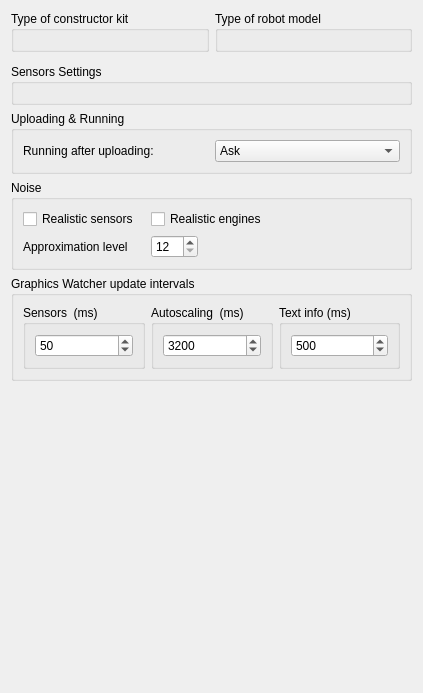
Before: the Qt Designer form plugins/robots/interpreters/interpreterCore/src/ui/robotsSettingsPage.ui in qreal/qreal, drawn with Qt 5.
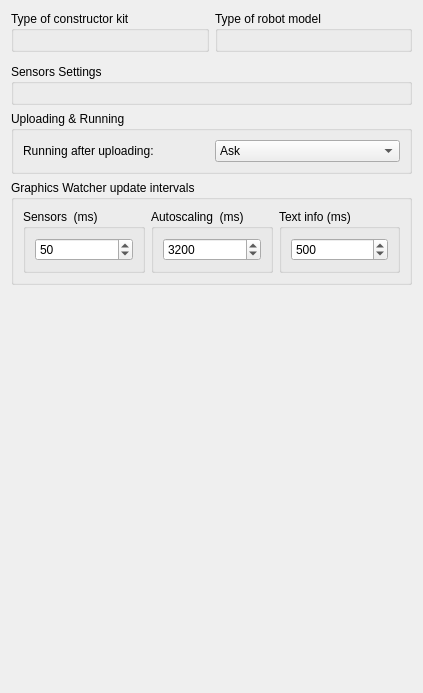
After: the same form once the commit is applied. Custom widgets are drawn as their Qt base class.

Commit message: Removed noise group from robot settings page

Patch:
```diff
--- a/plugins/robots/interpreters/interpreterCore/src/ui/robotsSettingsPage.ui
+++ b/plugins/robots/interpreters/interpreterCore/src/ui/robotsSettingsPage.ui
@@ -11,7 +11,7 @@
    </rect>
   </property>
   <layout class="QGridLayout" name="gridLayout">
-   <item row="6" column="0" colspan="2">
+   <item row="5" column="0" colspan="2">
     <widget class="QGroupBox" name="graphicsWatcherBox">
      <property name="sizePolicy">
       <sizepolicy hsizetype="Preferred" vsizetype="Preferred">
@@ -193,65 +193,7 @@
      </layout>
     </widget>
    </item>
-   <item row="5" column="0" colspan="2">
-    <widget class="QGroupBox" name="noiseSensorsGroupBox">
-     <property name="sizePolicy">
-      <sizepolicy hsizetype="Preferred" vsizetype="Preferred">
-       <horstretch>0</horstretch>
-       <verstretch>0</verstretch>
-      </sizepolicy>
-     </property>
-     <property name="title">
-      <string>Noise</string>
-     </property>
-     <layout class="QGridLayout" name="gridLayout_3">
-      <item row="0" column="1">
-       <widget class="QCheckBox" name="enableEnginesNoiseCheckBox">
-        <property name="text">
-         <string>Realistic engines</string>
-        </property>
-       </widget>
-      </item>
-      <item row="1" column="0">
-       <widget class="QLabel" name="approximationLabel">
-        <property name="toolTip">
-         <string>For higher value the behaviour is closer to realistic but performance is lower.</string>
-        </property>
-        <property name="text">
-         <string>Approximation level</string>
-        </property>
-       </widget>
-      </item>
-      <item row="0" column="0">
-       <widget class="QCheckBox" name="enableSensorNoiseCheckBox">
-        <property name="text">
-         <string>Realistic sensors</string>
-        </property>
-       </widget>
-      </item>
-      <item row="1" column="1" colspan="2">
-       <widget class="QSpinBox" name="approximationLevelSpinBox">
-        <property name="sizePolicy">
-         <sizepolicy hsizetype="Fixed" vsizetype="Fixed">
-          <horstretch>0</horstretch>
-          <verstretch>0</verstretch>
-         </sizepolicy>
-        </property>
-        <property name="minimum">
-         <number>12</number>
-        </property>
-        <property name="maximum">
-         <number>100</number>
-        </property>
-        <property name="singleStep">
-         <number>4</number>
-        </property>
-       </widget>
-      </item>
-     </layout>
-    </widget>
-   </item>
-   <item row="7" column="0" colspan="2">
+   <item row="6" column="0" colspan="2">
     <spacer name="verticalSpacer">
      <property name="orientation">
       <enum>Qt::Vertical</enum>
```
The commit also changes 1 other file.
